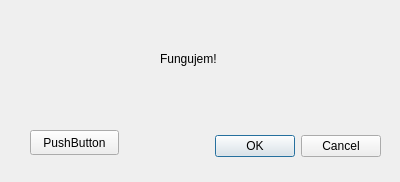
Qt form Geo_Data_dialog_base.ui (kva0064/czech_slovak_freegeodata) before a commit.
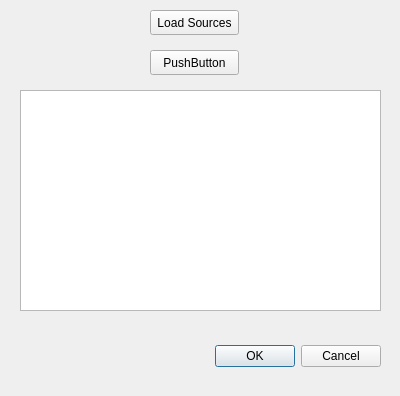
The same form after that commit.

Commit message: added new functions and merged code into Geo_Data_dialog.py

What changed in the file:
```diff
--- a/Geo_Data_dialog_base.ui
+++ b/Geo_Data_dialog_base.ui
@@ -7,7 +7,7 @@
     <x>0</x>
     <y>0</y>
     <width>400</width>
-    <height>182</height>
+    <height>396</height>
    </rect>
   </property>
   <property name="windowTitle">
@@ -17,7 +17,7 @@
    <property name="geometry">
     <rect>
      <x>40</x>
-     <y>130</y>
+     <y>340</y>
      <width>341</width>
      <height>32</height>
     </rect>
@@ -29,24 +29,34 @@
     <set>QDialogButtonBox::Cancel|QDialogButtonBox::Ok</set>
    </property>
   </widget>
-  <widget class="QLabel" name="label">
-   <property name="geometry">
-    <rect>
-     <x>160</x>
-     <y>50</y>
-     <width>67</width>
-     <height>17</height>
-    </rect>
-   </property>
-   <property name="text">
-    <string>Fungujem!</string>
-   </property>
-  </widget>
   <widget class="QPushButton" name="pushbutton_print">
    <property name="geometry">
     <rect>
-     <x>30</x>
-     <y>130</y>
+     <x>150</x>
+     <y>10</y>
+     <width>89</width>
+     <height>25</height>
+    </rect>
+   </property>
+   <property name="text">
+    <string>Load Sources</string>
+   </property>
+  </widget>
+  <widget class="QListWidget" name="listWidget">
+   <property name="geometry">
+    <rect>
+     <x>20</x>
+     <y>90</y>
+     <width>361</width>
+     <height>221</height>
+    </rect>
+   </property>
+  </widget>
+  <widget class="QPushButton" name="pushbutton_test">
+   <property name="geometry">
+    <rect>
+     <x>150</x>
+     <y>50</y>
      <width>89</width>
      <height>25</height>
     </rect>
```
The commit also changes 4 other files.
